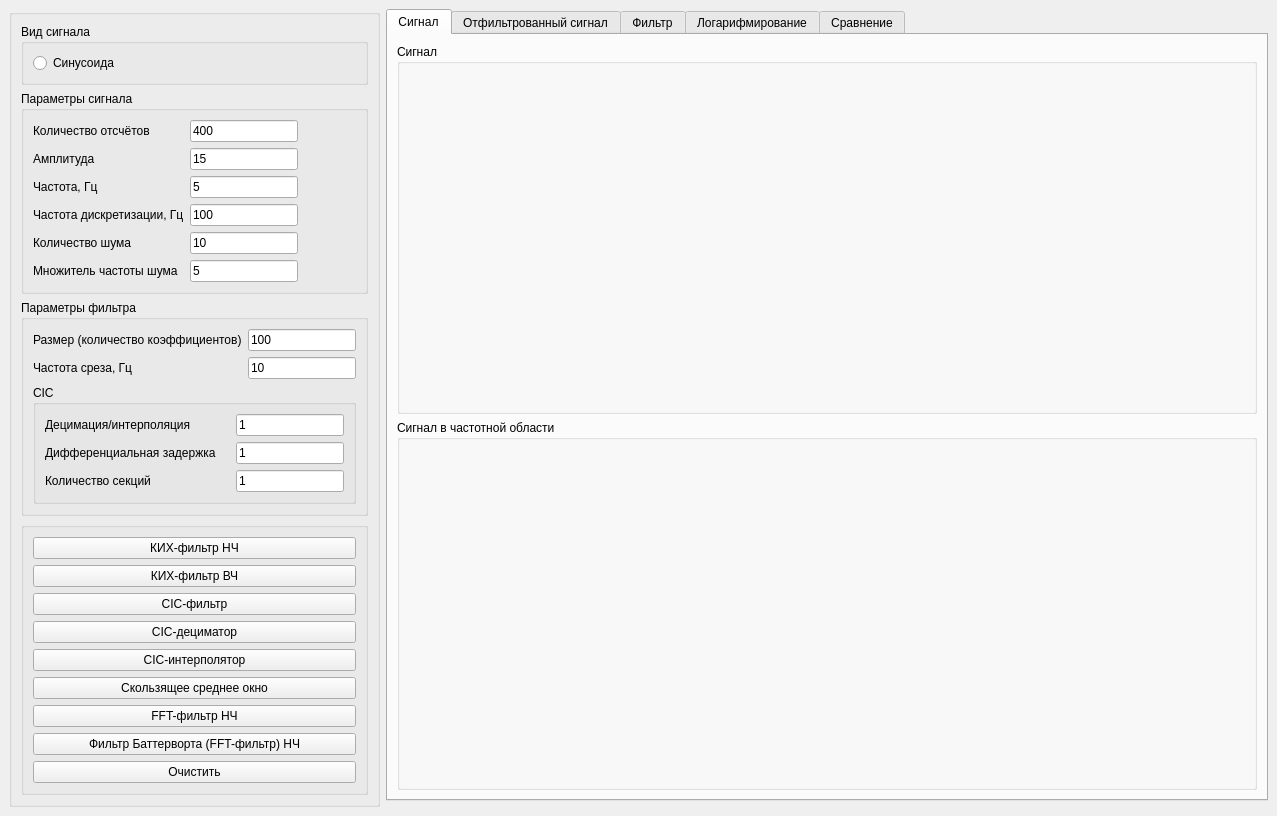
Qt form Filters/mainwindow.ui (Yakovlev0309/CppFilters) before a commit.
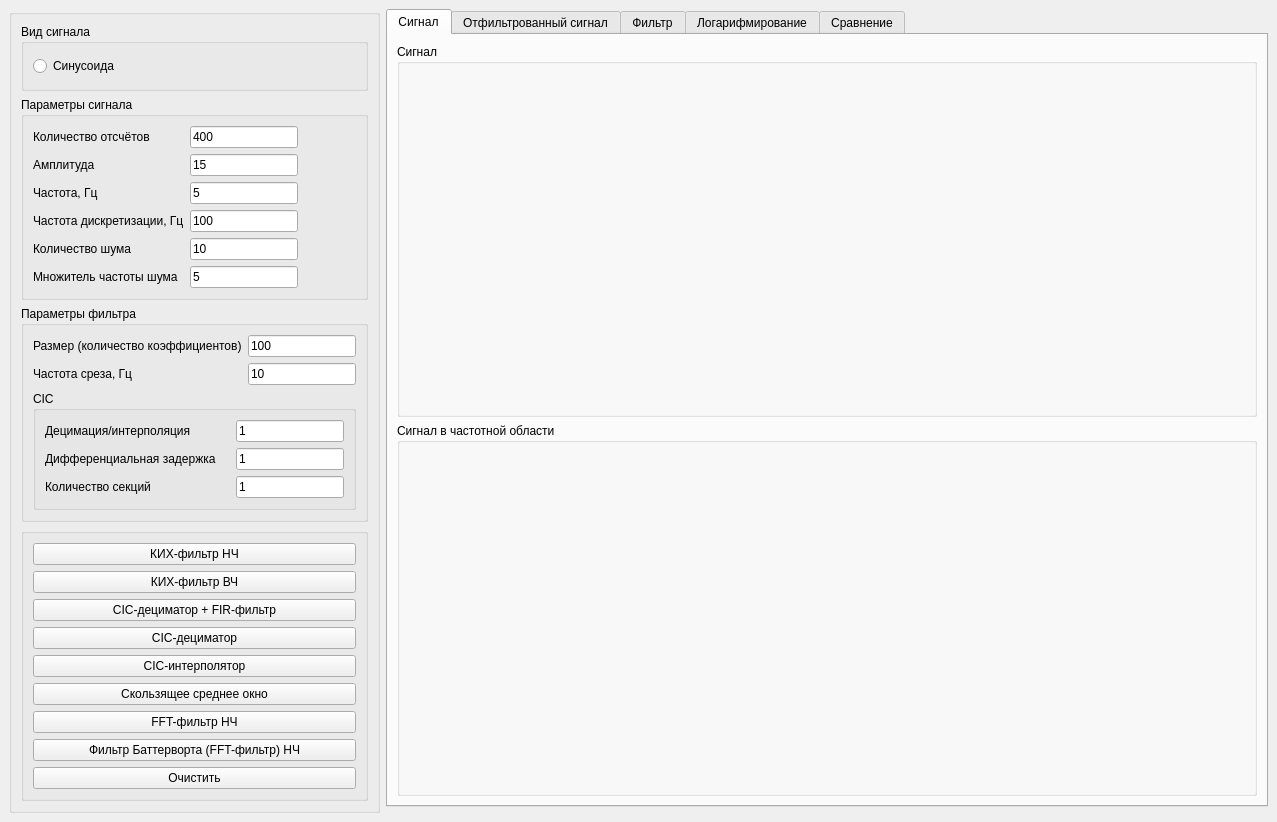
The same form after that commit. Custom widgets are drawn as their Qt base class.

Commit message: Добавлена реализация CIC-дециматор + FIR-фильтр

Patch:
```diff
--- a/Filters/mainwindow.ui
+++ b/Filters/mainwindow.ui
@@ -7,7 +7,7 @@
     <x>0</x>
     <y>0</y>
     <width>1277</width>
-    <height>792</height>
+    <height>822</height>
    </rect>
   </property>
   <property name="windowTitle">
@@ -339,7 +339,7 @@
           <item>
            <widget class="QPushButton" name="cicFilter">
             <property name="text">
-             <string>CIC-фильтр</string>
+             <string>CIC-дециматор + FIR-фильтр</string>
             </property>
            </widget>
           </item>
```
The commit also changes 5 other files.
